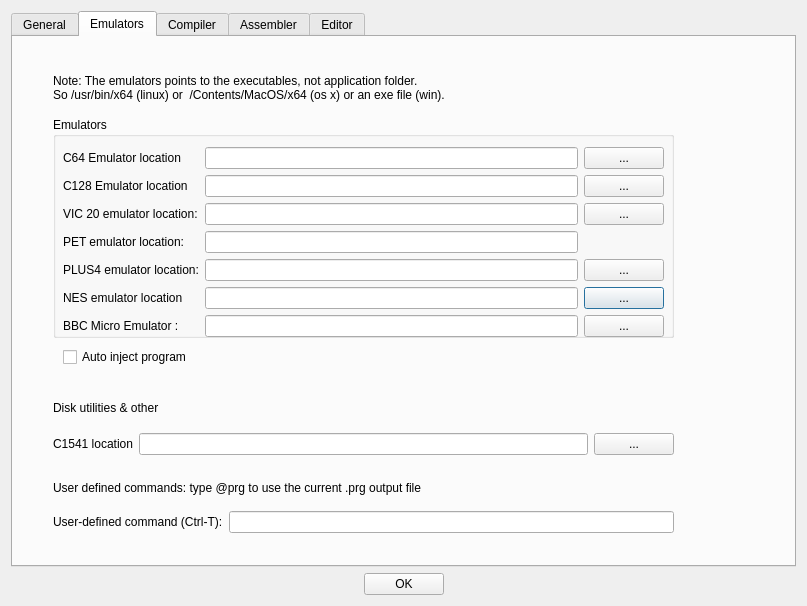
Above: source/dialogtrsesettings.ui from leuat/TRSE before the change. Below: the same form after it.
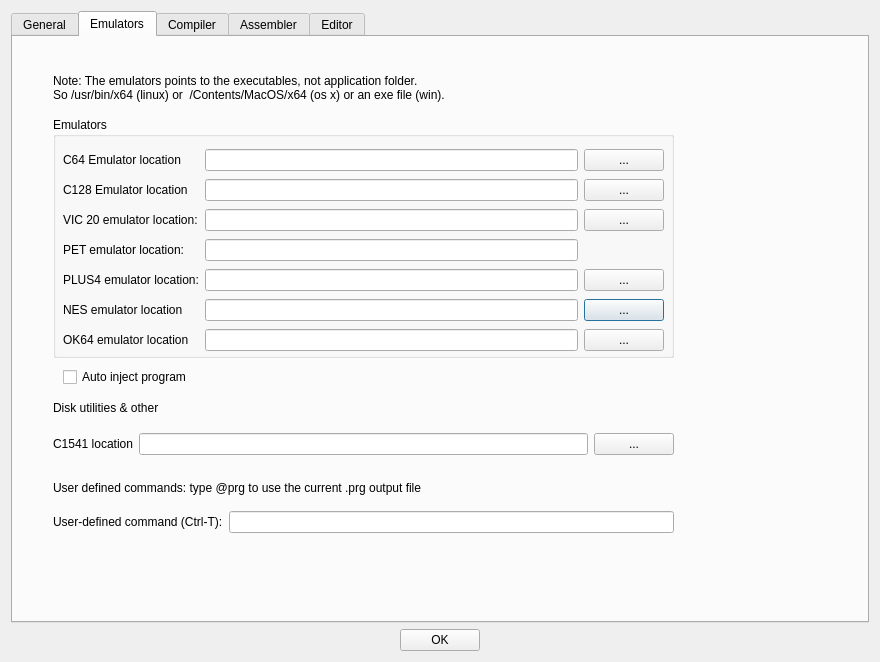
That is the form after the change.

The edit to the form file:
```diff
--- a/source/dialogtrsesettings.ui
+++ b/source/dialogtrsesettings.ui
@@ -6,8 +6,8 @@
    <rect>
     <x>0</x>
     <y>0</y>
-    <width>807</width>
-    <height>606</height>
+    <width>880</width>
+    <height>662</height>
    </rect>
   </property>
   <property name="windowTitle">
@@ -121,7 +121,7 @@
            <x>40</x>
            <y>80</y>
            <width>621</width>
-           <height>221</height>
+           <height>241</height>
           </rect>
          </property>
          <property name="title">
@@ -133,7 +133,7 @@
             <x>10</x>
             <y>30</y>
             <width>601</width>
-            <height>191</height>
+            <height>211</height>
            </rect>
           </property>
           <layout class="QGridLayout" name="gridLayout_7" rowstretch="0,0,0,0,0,0,0">
@@ -167,7 +167,7 @@
            <item row="6" column="0">
             <widget class="QLabel" name="label_18">
              <property name="text">
-              <string>BBC Micro Emulator :</string>
+              <string>OK64 emulator location</string>
              </property>
             </widget>
            </item>
@@ -305,7 +305,7 @@
          <property name="geometry">
           <rect>
            <x>50</x>
-           <y>310</y>
+           <y>330</y>
            <width>421</width>
            <height>20</height>
           </rect>
```
Left out of the diff: 6 changed lines with no effect on the pictures.
